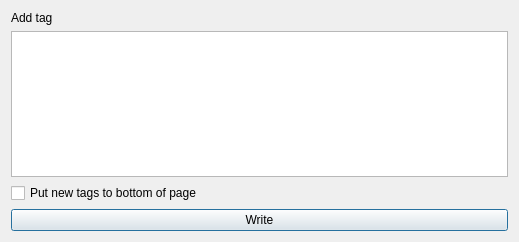
This is src/huggle_ui/wikipagetagsform.ui in huggle/huggle3-qt-lx as Qt 5 draws it before an edit. The edited form follows.
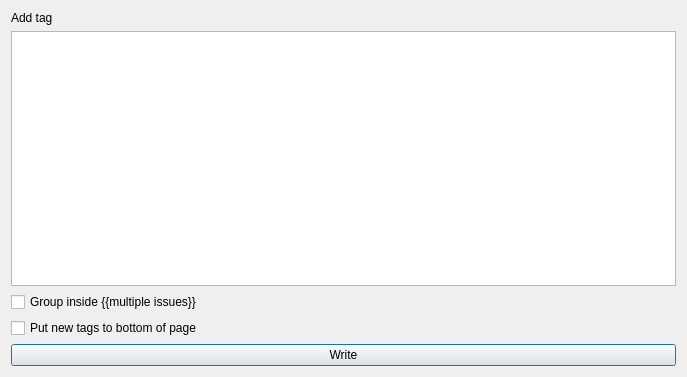
This is the edited form. Icons and pictures are not drawn.

Commit message:
Adding the option "Grouping in {{multiple issues}}" in page tagging (#303)
* Add group in {{multiple issues}} checkbox
* various improvements
* fixed major issue with wikitagsform logic
* refactored code

The edit to the form file:
```diff
--- a/src/huggle_ui/wikipagetagsform.ui
+++ b/src/huggle_ui/wikipagetagsform.ui
@@ -6,10 +6,16 @@
    <rect>
     <x>0</x>
     <y>0</y>
-    <width>519</width>
-    <height>242</height>
+    <width>687</width>
+    <height>377</height>
    </rect>
   </property>
+  <property name="sizePolicy">
+   <sizepolicy hsizetype="Preferred" vsizetype="Preferred">
+    <horstretch>0</horstretch>
+    <verstretch>0</verstretch>
+   </sizepolicy>
+  </property>
   <property name="windowTitle">
    <string>Dialog</string>
   </property>
@@ -17,6 +23,9 @@
    <iconset resource="../huggle_res/pictures.qrc">
     <normaloff>:/huggle/pictures/Resources/huggle3_newlogo.ico</normaloff>:/huggle/pictures/Resources/huggle3_newlogo.ico</iconset>
   </property>
+  <property name="sizeGripEnabled">
+   <bool>false</bool>
+  </property>
   <layout class="QVBoxLayout" name="verticalLayout">
    <item>
     <widget class="QLabel" name="label">
@@ -28,6 +37,13 @@
    <item>
     <widget class="QTableWidget" name="tableWidget"/>
    </item>
+   <item>
+    <widget class="QCheckBox" name="checkBox_2">
+     <property name="text">
+      <string>Group inside {{multiple issues}}</string>
+     </property>
+    </widget>
+   </item>
    <item>
     <widget class="QCheckBox" name="checkBox">
      <property name="text">
```
The commit also changes 11 other files.
